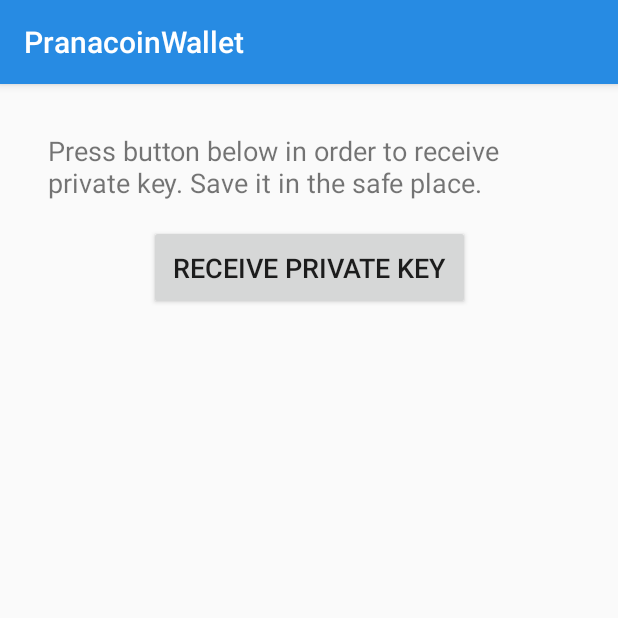
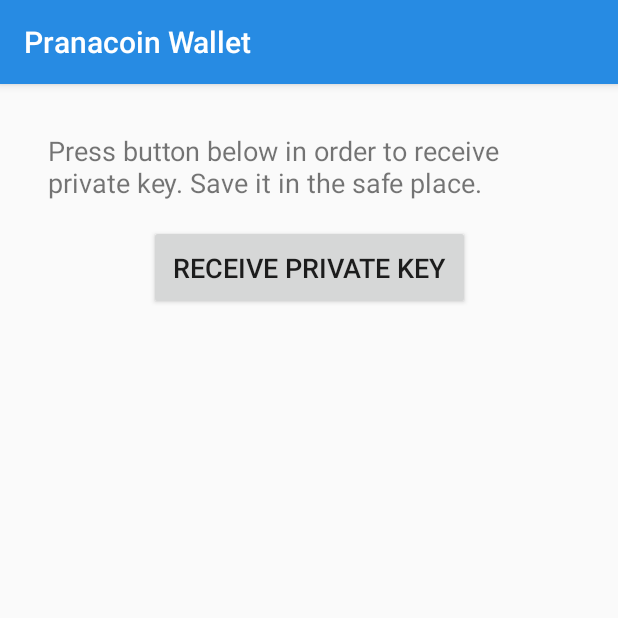
Before and after one commit to castasat/PranacoinWallet, an Android app: the screen it shows after launch (MainActivity), item 3 of the bottom bar chosen, on a phone screen of 412 x 824 dp, the top half of it. Run offline under Robolectric (Android 15) with nearby library versions, the phone set to English and light mode, and no system bars; our stand-ins replace Volley; libraries missing offline, so code that uses them is left out: com.crashlytics.android, com.google.firebase.iid; 1 statement that could not run was skipped.

Commit message:
- inserted a space between words in app_name ("Pranacoin Wallet" and in Russian localization "Пранакоин Кошелёк") - added constraints to QR-codes' ImageViews so that they are resized not to overlap the text and not to be cropped

```diff
--- a/app/src/main/res/layout/fragment_backup.xml
+++ b/app/src/main/res/layout/fragment_backup.xml
@@ -51,10 +51,11 @@
     <ImageView
         android:id="@+id/privateAddressQRCodeImageView"
         android:contentDescription="@string/private_address_qr_code"
-        android:layout_width="wrap_content"
-        android:layout_height="wrap_content"
+        android:layout_width="0dp"
+        android:layout_height="0dp"
         android:padding="@dimen/fragment_margin"
         app:layout_constraintTop_toBottomOf="@+id/privateAddressTextView"
+        app:layout_constraintDimensionRatio="W,1:1"
         app:layout_constraintLeft_toLeftOf="parent"
         app:layout_constraintStart_toStartOf="parent"
         app:layout_constraintRight_toRightOf="parent"
--- a/app/src/main/res/values/strings.xml
+++ b/app/src/main/res/values/strings.xml
@@ -1,5 +1,5 @@
 <resources>
-    <string name="app_name">PranacoinWallet</string>
+    <string name="app_name">Pranacoin Wallet</string>
     <string name="quit_dialog_message">Exit: Are you sure?</string>
     <string name="exit_yes">Yes</string>
     <string name="exit_no">No</string>
--- a/build.gradle
+++ b/build.gradle
@@ -17,8 +17,6 @@ buildscript
     classpath 'com.google.gms:google-services:3.2.0'
     classpath 'io.fabric.tools:gradle:1.25.1'
     classpath 'com.google.firebase:firebase-plugins:1.1.5'
-    // NOTE: Do not place your application dependencies here; they belong
-    // in the individual module build.gradle files
   }
 }
 
```
Also changed, not shown: app/build.gradle (+13 -11 lines), app/src/main/res/layout/fragment_home.xml (+4 -3 lines), 1 other file.
